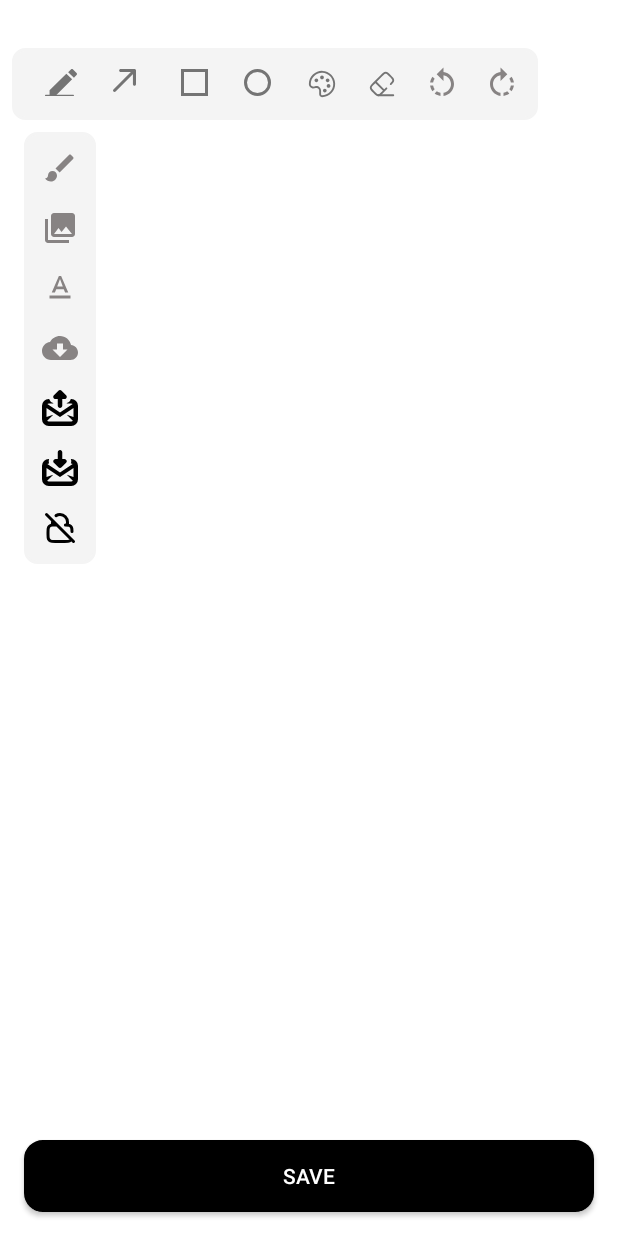
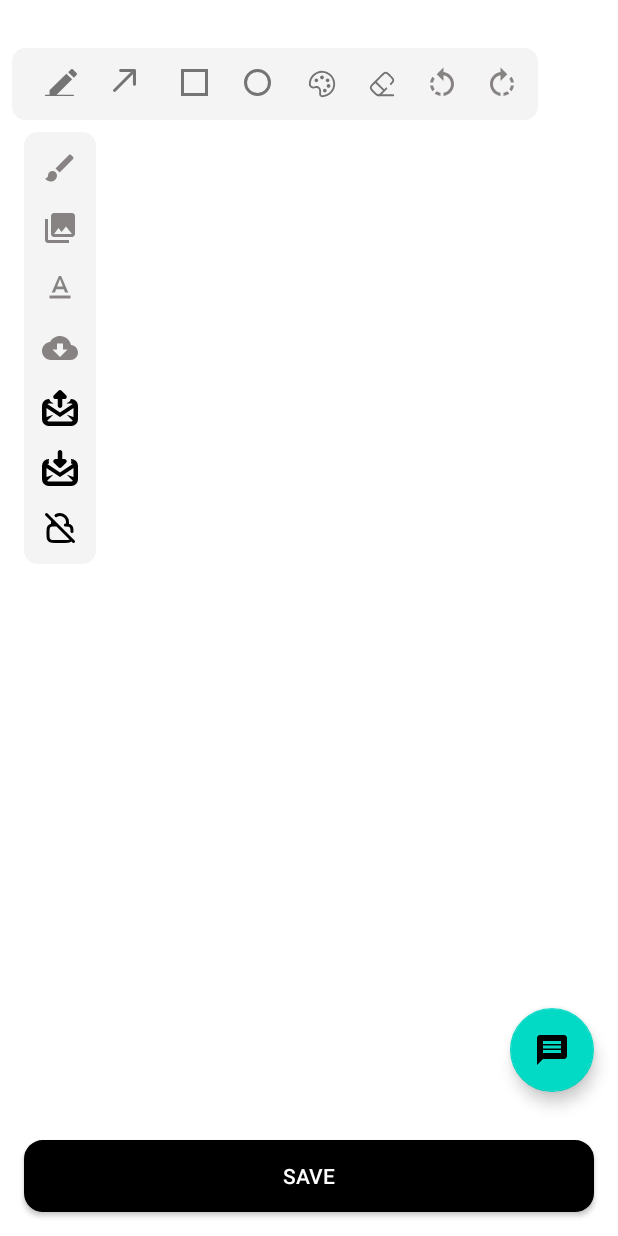
Before and after one commit to DevEdozie/SketchCrew, an Android app: the DrawnCanvasFragment screen opened through its navigation route, on a phone screen of 412 x 824 dp. Run offline under Robolectric (Android 15) with nearby library versions, the phone set to English and light mode, and no system bars; our stand-ins replace Firebase (no records; nobody signed in at launch, a user with empty details on screens opened directly), Room's generated code; plain views replace DrawingView.

Commit message:
feat: Chat feature with basic chat abilities implemented

```diff
--- a/app/src/main/java/com/example/sketchcrew/ui/screens/CanvasView.kt
+++ b/app/src/main/java/com/example/sketchcrew/ui/screens/CanvasView.kt
@@ -63,6 +63,7 @@ class CanvasView @JvmOverloads constructor(
     private var valueEventListener: ValueEventListener? = null
     private var isShared = false // Variable to check if code is being shared or not
 //    var drawingId = "Empty"
+    // < --
 
 
     init {
@@ -558,6 +559,7 @@ class CanvasView @JvmOverloads constructor(
 
 
     // My Firebase functions: -> DO NOT TOUCH PLEASE
+
     // Serialization of Paths and Paints
     fun saveToJson(): JSONArray {
         return serializePathsAndPaints(paths)
--- a/app/src/main/java/com/example/sketchcrew/ui/screens/DrawnCanvasFragment.kt
+++ b/app/src/main/java/com/example/sketchcrew/ui/screens/DrawnCanvasFragment.kt
@@ -23,6 +23,7 @@ import androidx.core.widget.doAfterTextChanged
 import androidx.fragment.app.Fragment
 import androidx.lifecycle.ViewModelProvider
 import androidx.lifecycle.lifecycleScope
+import androidx.navigation.fragment.findNavController
 import com.example.sketchcrew.R
 import com.example.sketchcrew.data.local.database.RoomDB
 import com.example.sketchcrew.data.local.models.CanvasModel
@@ -60,7 +61,7 @@ class DrawnCanvasFragment : Fragment() {
 
     // Firebase
     private lateinit var database: DatabaseReference
-
+    // --> DO NOT TOUCH
 
     override fun onCreateView(
         inflater: LayoutInflater, container: ViewGroup?,
@@ -75,7 +76,7 @@ class DrawnCanvasFragment : Fragment() {
         canvasView = binding.canvasLayout.findViewById(R.id.my_canvas)
         // database
         database = FirebaseDatabase.getInstance().getReference("drawings")
-
+        // --> DO NOT TOUCH
 
         val pen: View = binding.pen
         val arrow: View = binding.arrow
@@ -240,12 +241,16 @@ class DrawnCanvasFragment : Fragment() {
                     }
                 }
             }
+            // FIREBASE FUNCTIONS: DO NOT TOUCH -->
             //Set up send collaboration feature
             setupSendCollaboration()
             // Set up receive collaboration feature
             setupReceiveCollaboration()
             // Set up stop collaboration feature
             setUpStopCollaboration()
+            // Set up chat button to navigate to chat screen
+            setUpChatButton()
+            // <-- DO NOT TOUCH
         }
         binding.red.setOnClickListener {
             paintColor.color = Color.RED
@@ -407,6 +412,7 @@ class DrawnCanvasFragment : Fragment() {
 //        }
 //    }
 
+
     private fun addNewLayer() {
         canvasView.createNewLayer(width, height)
         Toast.makeText(requireContext(), "addLayer: New Layer Added", Toast.LENGTH_LONG).show()
@@ -557,6 +563,8 @@ class DrawnCanvasFragment : Fragment() {
         }
     }
 
+    // FIREBASE FUNCTIONS: DO NOT TOUCH -->
+
 
     private fun setupSendCollaboration() {
         binding.sendCollab.setOnClickListener {
@@ -648,6 +656,14 @@ class DrawnCanvasFragment : Fragment() {
         }
     }
 
+    private fun setUpChatButton() {
+        binding.chatBtn.setOnClickListener {
+            findNavController().navigate(R.id.action_drawnCanvasFragment_to_chatFragment)
+        }
+    }
+
+    // <------: END
+
 }
 
 
--- /dev/null
+++ b/app/src/main/res/drawable/message_ic.xml
@@ -0,0 +1,5 @@
+<vector xmlns:android="http://schemas.android.com/apk/res/android" android:autoMirrored="true" android:height="24dp" android:tint="#000000" android:viewportHeight="24" android:viewportWidth="24" android:width="24dp">
+
+    <path android:fillColor="@android:color/white" android:pathData="M20,2L4,2c-1.1,0 -1.99,0.9 -1.99,2L2,22l4,-4h14c1.1,0 2,-0.9 2,-2L22,4c0,-1.1 -0.9,-2 -2,-2zM18,14L6,14v-2h12v2zM18,11L6,11L6,9h12v2zM18,8L6,8L6,6h12v2z"/>
+
+</vector>
--- /dev/null
+++ b/app/src/main/res/drawable/send_ic.xml
@@ -0,0 +1,5 @@
+<vector xmlns:android="http://schemas.android.com/apk/res/android" android:autoMirrored="true" android:height="24dp" android:tint="#000000" android:viewportHeight="24" android:viewportWidth="24" android:width="24dp">
+
+    <path android:fillColor="@android:color/white" android:pathData="M2.01,21L23,12 2.01,3 2,10l15,2 -15,2z"/>
+
+</vector>
--- a/app/src/main/res/layout/fragment_drawn_canvas.xml
+++ b/app/src/main/res/layout/fragment_drawn_canvas.xml
@@ -140,8 +140,8 @@
                 android:layout_width="40dp"
                 android:layout_height="wrap_content"
                 android:padding="8dp"
-                android:visibility="visible"
-                android:src="@drawable/baseline_layer_24" />
+                android:src="@drawable/baseline_layer_24"
+                android:visibility="visible" />
 
             <androidx.appcompat.widget.AppCompatImageView
                 android:id="@+id/text"
@@ -163,22 +163,22 @@
                 android:id="@+id/send_collab"
                 android:layout_width="40dp"
                 android:layout_height="40dp"
-                android:src="@drawable/send_collab_ic"
-                android:padding="8dp"/>
+                android:padding="8dp"
+                android:src="@drawable/send_collab_ic" />
 
             <ImageView
                 android:id="@+id/receive_collab"
                 android:layout_width="40dp"
                 android:layout_height="40dp"
-                android:src="@drawable/receive_collab_ic"
-                android:padding="8dp"/>
+                android:padding="8dp"
+                android:src="@drawable/receive_collab_ic" />
 
             <ImageView
                 android:id="@+id/end_collab"
                 android:layout_width="40dp"
                 android:layout_height="40dp"
-                android:src="@drawable/stop_collab_ic"
-                android:padding="8dp"/>
+                android:padding="8dp"
+                android:src="@drawable/stop_collab_ic" />
         </LinearLayout>
 
         <LinearLayout
@@ -300,11 +300,21 @@
     <androidx.appcompat.widget.AppCompatButton
         android:id="@+id/save_button"
         android:layout_width="match_parent"
-        android:textColor="@color/white"
-        android:background="@drawable/black_button_bkg"
         android:layout_height="wrap_content"
         android:layout_alignParentBottom="true"
         android:layout_centerHorizontal="true"
         android:layout_margin="16dp"
-        android:text="Save" />
+        android:background="@drawable/black_button_bkg"
+        android:text="Save"
+        android:textColor="@color/white" />
+
+    <com.google.android.material.floatingactionbutton.FloatingActionButton
+        android:id="@+id/chat_btn"
+        android:layout_width="wrap_content"
+        android:layout_height="wrap_content"
+        android:layout_above="@id/save_button"
+        android:layout_alignParentEnd="true"
+        android:layout_margin="16dp"
+        android:src="@drawable/message_ic" />
+
 </RelativeLayout>
--- a/app/src/main/res/navigation/nav_graph.xml
+++ b/app/src/main/res/navigation/nav_graph.xml
@@ -26,5 +26,17 @@
             android:name="pathData"
             app:argType="integer"
             android:defaultValue="0" />
+        <action
+            android:id="@+id/action_drawnCanvasFragment_to_chatFragment"
+            app:destination="@id/chatFragment" />
+    </fragment>
+    <fragment
+        android:id="@+id/chatFragment"
+        android:name="com.example.sketchcrew.ui.screens.ChatFragment"
+        android:label="fragment_chat"
+        tools:layout="@layout/fragment_chat" >
+        <action
+            android:id="@+id/action_chatFragment_to_drawnCanvasFragment"
+            app:destination="@id/drawnCanvasFragment" />
     </fragment>
 </navigation>
```
Also changed, not shown: app/src/main/java/com/example/sketchcrew/firebase/ChatMessage.kt (added, +9 -0 lines), app/src/main/java/com/example/sketchcrew/firebase/MessageAdapter.kt (added, +37 -0 lines), app/src/main/java/com/example/sketchcrew/ui/screens/ChatFragment.kt (added, +143 -0 lines), app/src/main/res/layout/fragment_chat.xml (added, +50 -0 lines), app/src/main/res/layout/message_item.xml (added, +39 -0 lines), 3 other files.
